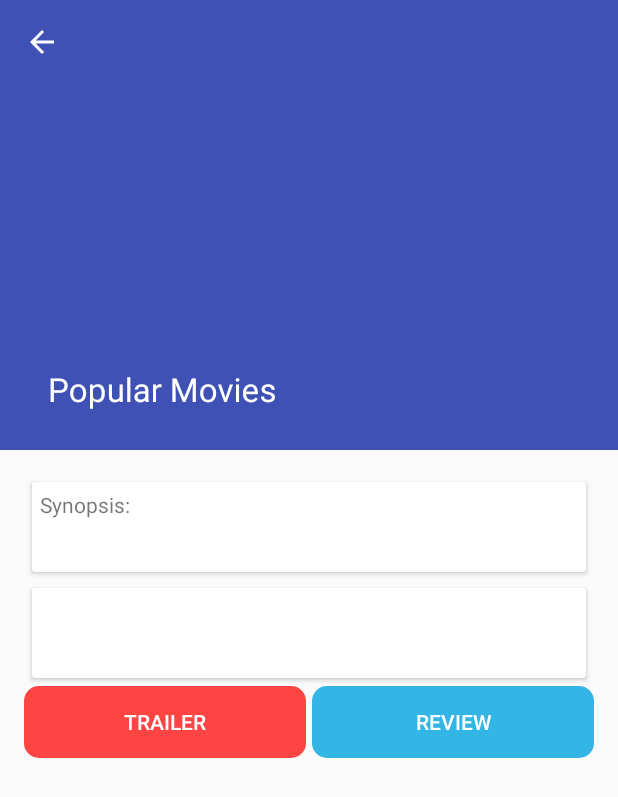
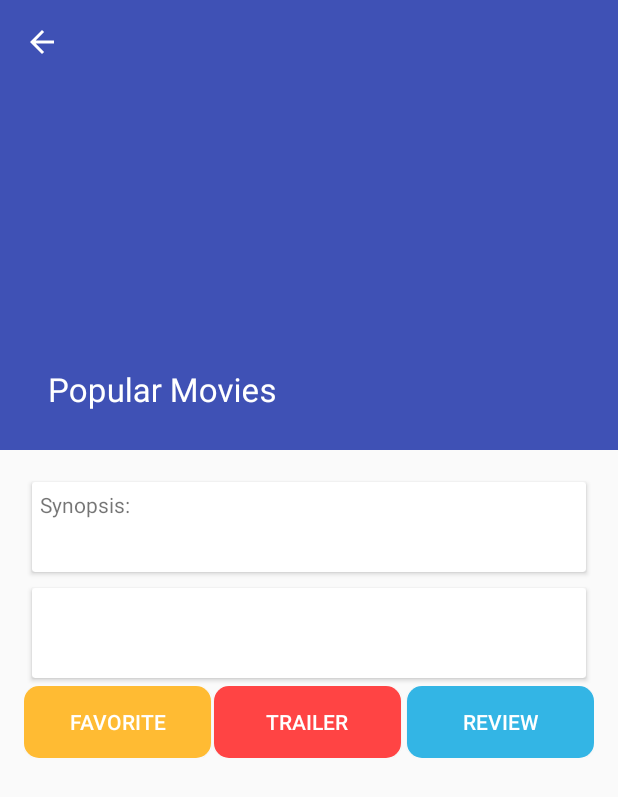
Before and after one commit to umarfarisi/PopularMovies, an Android app: the MovieDetailActivity screen opened directly, with no data from a screen before it, on a phone screen of 412 x 824 dp. Shown: the top 797 px of the screen. Run offline under Robolectric (Android 15) with nearby library versions, the phone set to English and light mode, and no system bars; our stand-ins replace ButterKnife, EventBus, Picasso; pictures from the network do not load.

Commit message:
create ui for feature favorite

```diff
--- /dev/null
+++ b/app/src/main/res/drawable/movie_detail_favorite_button_background.xml
@@ -0,0 +1,15 @@
+<?xml version="1.0" encoding="utf-8"?>
+<selector xmlns:android="http://schemas.android.com/apk/res/android">
+    <item android:state_pressed="false">
+        <shape android:shape="rectangle">
+            <corners android:radius="@dimen/radius_movie_detail_all_button_background"/>
+            <solid android:color="@android:color/holo_orange_light"/>
+        </shape>
+    </item>
+    <item android:state_pressed="true">
+        <shape android:shape="rectangle">
+            <corners android:radius="@dimen/radius_movie_detail_all_button_background"/>
+            <solid android:color="@android:color/holo_orange_dark"/>
+        </shape>
+    </item>
+</selector>
--- a/app/src/main/res/layout/activity_movie_detail.xml
+++ b/app/src/main/res/layout/activity_movie_detail.xml
@@ -105,6 +105,15 @@
                 android:layout_width="match_parent"
                 android:layout_height="wrap_content">
                 <Button
+                    android:background="@drawable/movie_detail_favorite_button_background"
+                    android:textColor="@android:color/white"
+                    android:onClick="onClickFavoriteButton"
+                    android:layout_width="0dp"
+                    android:layout_weight="1"
+                    android:layout_height="wrap_content"
+                    android:text="@string/movie_detail_favorite_button_text"
+                    android:layout_marginRight="@dimen/margin_all_small"/>
+                <Button
                     android:background="@drawable/movie_detail_video_button_background"
                     android:textColor="@android:color/white"
                     android:onClick="onClickVideoButton"
--- a/app/src/main/res/values/strings.xml
+++ b/app/src/main/res/values/strings.xml
@@ -12,4 +12,5 @@
     <string name="videos_title">Trailer</string>
     <string name="movie_detail_review_button_text">Review</string>
     <string name="reviews_title">Reviews</string>
+    <string name="movie_detail_favorite_button_text">Favorite</string>
 </resources>
```
Also changed, not shown: app/src/main/java/com/example/myapplication/MovieDetailActivity.java (+13 -0 lines), app/src/main/java/com/example/myapplication/model/Movie.java (+19 -2 lines).
